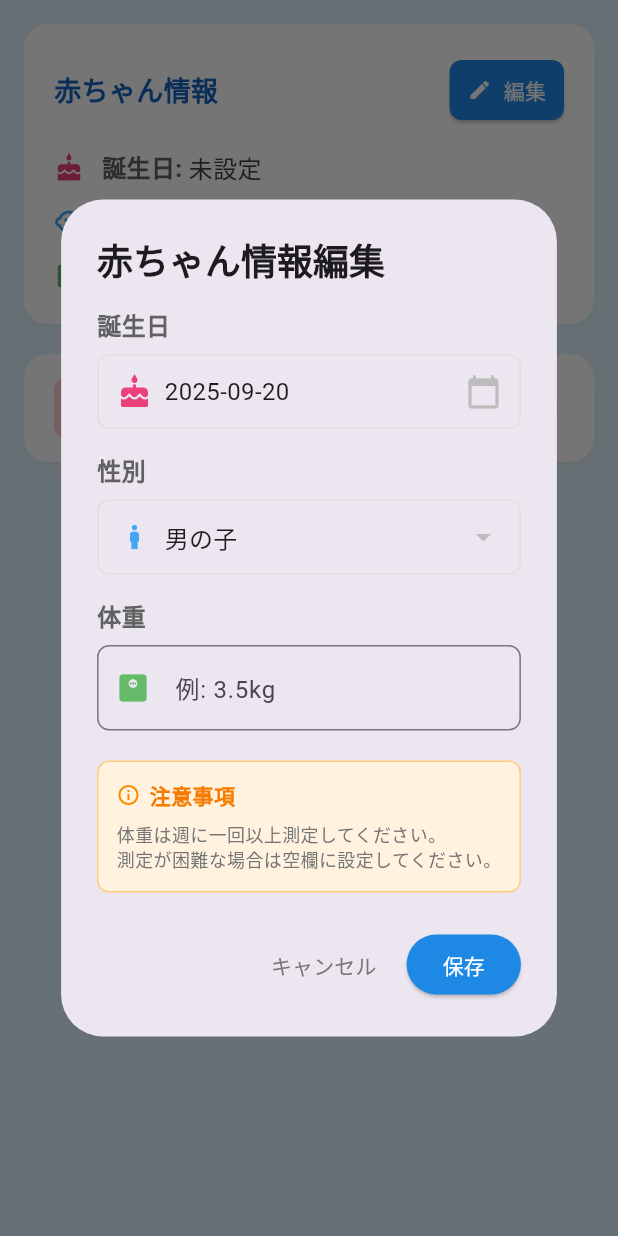
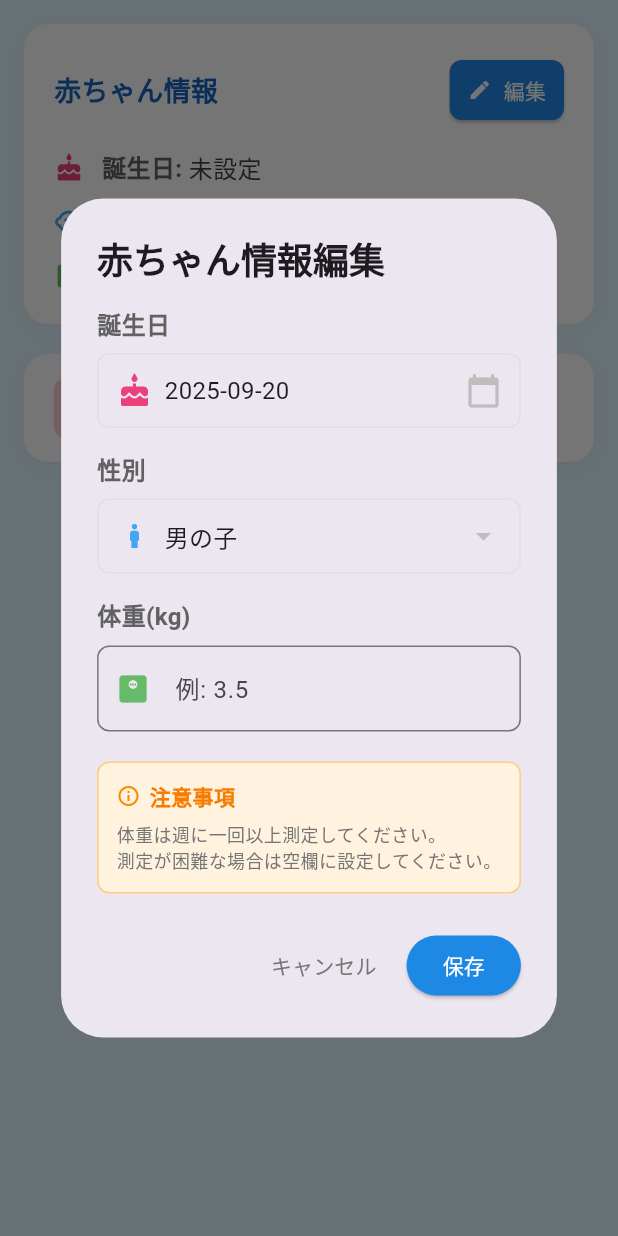
Before and after one commit to mmol93/2025_hackathon_3rd-Flutter, a Flutter app: the SettingWidget screen opened directly, after a tap on "編集", on a phone screen of 412 x 824 dp. Run offline on Flutter 3.47's test engine with Material 3 defaults, Android fonts, the phone set to English and light mode, and no system bars; our stand-ins replace cloud_firestore, firebase_auth, firebase_core, firebase_messaging, flutter_riverpod, google_sign_in and 2 more; accounts and stored records are empty; generated files the repository leaves out were written again.

Commit message:
1. baby weight input change(string -> int) 2. modify diary example description

```diff
--- a/lib/presentation/home/widgets/new_diary_widget.dart
+++ b/lib/presentation/home/widgets/new_diary_widget.dart
@@ -235,7 +235,7 @@ class _DiaryWriteScreenState extends ConsumerState<NewDiaryWidget> {
           _buildInputField(
             controller: _descriptionController,
             label: '日記内容',
-            hint: '今日あったことを記録してみてください',
+            hint: '今日あったこと、不安、状態などなんでも記録してみてください',
             maxLines: 12,
           ),
         ],
--- a/lib/presentation/setting/baby_info_dialog.dart
+++ b/lib/presentation/setting/baby_info_dialog.dart
@@ -2,6 +2,7 @@ import 'package:babysitter_ham/models/baby_info.dart';
 import 'package:babysitter_ham/presentation/common_widget/common_snackbar.dart';
 import 'package:babysitter_ham/viewmodel/setting_viewmodel.dart';
 import 'package:flutter/material.dart';
+import 'package:flutter/services.dart';
 import 'package:flutter_riverpod/flutter_riverpod.dart';
 
 Future<void> showEditBabyInfoDialog({
@@ -9,8 +10,13 @@ Future<void> showEditBabyInfoDialog({
   required WidgetRef ref,
   required BabyInfo currentBabyInfo,
 }) async {
+  String weightText = currentBabyInfo.weight;
+  if (weightText.endsWith('kg')) {
+    weightText = weightText.substring(0, weightText.length - 2);
+  }
+
   final TextEditingController weightController = TextEditingController(
-    text: currentBabyInfo.weight,
+    text: weightText,
   );
   DateTime? selectedDate;
   String selectedSex = currentBabyInfo.sex.isEmpty
@@ -147,7 +153,7 @@ Future<void> showEditBabyInfoDialog({
               const SizedBox(height: 16),
 
               Text(
-                '体重',
+                '体重(kg)',
                 style: TextStyle(
                   fontSize: 16,
                   fontWeight: FontWeight.w600,
@@ -158,11 +164,12 @@ Future<void> showEditBabyInfoDialog({
               TextField(
                 controller: weightController,
                 decoration: InputDecoration(
-                  hintText: '例: 3.5kg',
+                  hintText: '例: 3.5',
                   prefixIcon: Icon(
                     Icons.monitor_weight,
                     color: Colors.green[400],
                   ),
+                  suffixText: 'kg',
                   border: OutlineInputBorder(
                     borderRadius: BorderRadius.circular(8),
                   ),
@@ -171,7 +178,11 @@ Future<void> showEditBabyInfoDialog({
                     borderSide: BorderSide(color: Colors.blue[600]!),
                   ),
                 ),
-                keyboardType: TextInputType.text,
+                keyboardType: const TextInputType.numberWithOptions(
+                    decimal: true),
+                inputFormatters: [
+                  FilteringTextInputFormatter.allow(RegExp(r'^\d+\.?\d{0,2}')),
+                ],
               ),
 
               const SizedBox(height: 20),
@@ -225,12 +236,17 @@ Future<void> showEditBabyInfoDialog({
           ),
           ElevatedButton(
             onPressed: () async {
+              String weightValue = weightController.text.trim();
+              if (weightValue.isNotEmpty) {
+                weightValue = '${weightValue}kg';
+              }
+
               final newBabyInfo = BabyInfo(
                 birthday: selectedDate != null
                     ? '${selectedDate!.year}-${selectedDate!.month.toString().padLeft(2, '0')}-${selectedDate!.day.toString().padLeft(2, '0')}'
                     : '',
                 sex: selectedSex,
-                weight: weightController.text.trim(),
+                weight: weightValue,
               );
 
               try {
```
